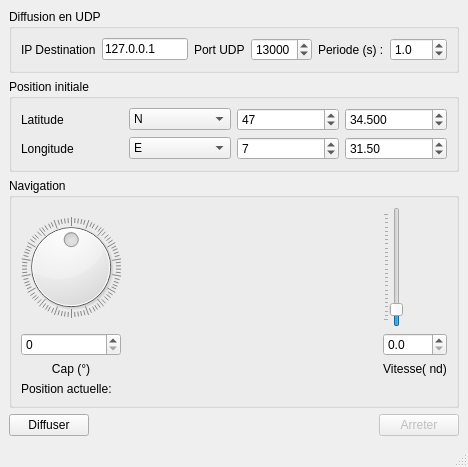
Old version of the form mainwindow.ui in the repository MaximeGeay/SimuNav.
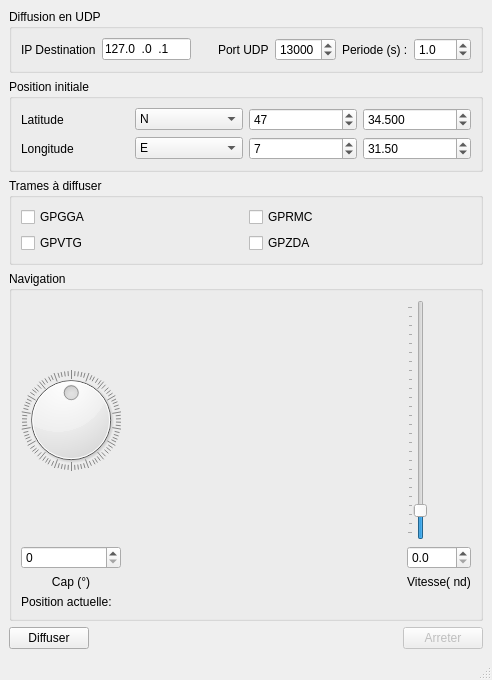
New version of the form.

Commit message: SimuNav 0.4 -Modification des trames GGA et ZDA pour respecter la normer NMEA : 2 digits pour les msec au lieu de 3. - ajout du choix de type de trames diffusées

Diff of the .ui file:
```diff
--- a/mainwindow.ui
+++ b/mainwindow.ui
@@ -6,119 +6,15 @@
    <rect>
     <x>0</x>
     <y>0</y>
-    <width>446</width>
-    <height>467</height>
+    <width>492</width>
+    <height>680</height>
    </rect>
   </property>
   <property name="windowTitle">
    <string>SimuNav</string>
   </property>
   <widget class="QWidget" name="centralwidget">
-   <layout class="QGridLayout" name="gridLayout_4">
-    <item row="1" column="0" colspan="3">
-     <widget class="QGroupBox" name="groupBox">
-      <property name="title">
-       <string>Position initiale</string>
-      </property>
-      <layout class="QGridLayout" name="gridLayout_2">
-       <item row="0" column="0">
-        <widget class="QLabel" name="label_3">
-         <property name="text">
-          <string>Latitude</string>
-         </property>
-        </widget>
-       </item>
-       <item row="0" column="1">
-        <widget class="QComboBox" name="cb_HemiLat">
-         <item>
-          <property name="text">
-           <string>N</string>
-          </property>
-         </item>
-         <item>
-          <property name="text">
-           <string>S</string>
-          </property>
-         </item>
-        </widget>
-       </item>
-       <item row="0" column="2">
-        <widget class="QSpinBox" name="sp_DegLat">
-         <property name="maximum">
-          <number>59</number>
-         </property>
-         <property name="value">
-          <number>47</number>
-         </property>
-        </widget>
-       </item>
-       <item row="0" column="3">
-        <widget class="QDoubleSpinBox" name="sp_MinLat">
-         <property name="decimals">
-          <number>3</number>
-         </property>
-         <property name="maximum">
-          <double>100.000000000000000</double>
-         </property>
-         <property name="value">
-          <double>34.500000000000000</double>
-         </property>
-        </widget>
-       </item>
-       <item row="1" column="0">
-        <widget class="QLabel" name="label_4">
-         <property name="text">
-          <string>Longitude</string>
-         </property>
-        </widget>
-       </item>
-       <item row="1" column="1">
-        <widget class="QComboBox" name="cb_HemiLong">
-         <item>
-          <property name="text">
-           <string>E</string>
-          </property>
-         </item>
-         <item>
-          <property name="text">
-           <string>W</string>
-          </property>
-         </item>
-        </widget>
-       </item>
-       <item row="1" column="2">
-        <widget class="QSpinBox" name="sp_DegLong">
-         <property name="maximum">
-          <number>179</number>
-         </property>
-         <property name="value">
-          <number>7</number>
-         </property>
-        </widget>
-       </item>
-       <item row="1" column="3">
-        <widget class="QDoubleSpinBox" name="sp_MinLong">
-         <property name="maximum">
-          <double>100.000000000000000</double>
-         </property>
-         <property name="value">
-          <double>31.500000000000000</double>
-         </property>
-        </widget>
-       </item>
-      </layout>
-     </widget>
-    </item>
-    <item row="4" column="2">
-     <widget class="QPushButton" name="btn_Stop">
-      <property name="enabled">
-       <bool>false</bool>
-      </property>
-      <property name="text">
-       <string>Arreter</string>
-      </property>
-     </widget>
-    </item>
+   <layout class="QGridLayout" name="gridLayout_5">
     <item row="0" column="0" colspan="3">
      <widget class="QGroupBox" name="groupBox_2">
       <property name="title">
@@ -140,6 +36,9 @@
            <height>20</height>
           </size>
          </property>
+         <property name="inputMask">
+          <string>999.999.999.999</string>
+         </property>
          <property name="text">
           <string>127.0.0.1</string>
          </property>
@@ -204,26 +103,6 @@
       </layout>
      </widget>
     </item>
-    <item row="4" column="1">
-     <spacer name="horizontalSpacer_2">
-      <property name="orientation">
-       <enum>Qt::Horizontal</enum>
-      </property>
-      <property name="sizeHint" stdset="0">
-       <size>
-        <width>246</width>
-        <height>20</height>
-       </size>
-      </property>
-     </spacer>
-    </item>
-    <item row="4" column="0">
-     <widget class="QPushButton" name="btn_Diff">
-      <property name="text">
-       <string>Diffuser</string>
-      </property>
-     </widget>
-    </item>
     <item row="3" column="0" colspan="3">
      <widget class="QGroupBox" name="groupBox_3">
       <property name="title">
@@ -349,6 +228,167 @@
       </layout>
      </widget>
     </item>
+    <item row="4" column="0">
+     <widget class="QPushButton" name="btn_Diff">
+      <property name="text">
+       <string>Diffuser</string>
+      </property>
+     </widget>
+    </item>
+    <item row="4" column="1">
+     <spacer name="horizontalSpacer_2">
+      <property name="orientation">
+       <enum>Qt::Horizontal</enum>
+      </property>
+      <property name="sizeHint" stdset="0">
+       <size>
+        <width>246</width>
+        <height>20</height>
+       </size>
+      </property>
+     </spacer>
+    </item>
+    <item row="4" column="2">
+     <widget class="QPushButton" name="btn_Stop">
+      <property name="enabled">
+       <bool>false</bool>
+      </property>
+      <property name="text">
+       <string>Arreter</string>
+      </property>
+     </widget>
+    </item>
+    <item row="2" column="0" colspan="3">
+     <widget class="QGroupBox" name="groupBox_4">
+      <property name="title">
+       <string>Trames à diffuser</string>
+      </property>
+      <layout class="QGridLayout" name="gridLayout_4">
+       <item row="0" column="0">
+        <widget class="QCheckBox" name="cb_GGA">
+         <property name="text">
+          <string>GPGGA</string>
+         </property>
+        </widget>
+       </item>
+       <item row="1" column="1">
+        <widget class="QCheckBox" name="cb_ZDA">
+         <property name="text">
+          <string>GPZDA</string>
+         </property>
+        </widget>
+       </item>
+       <item row="1" column="0">
+        <widget class="QCheckBox" name="cb_VTG">
+         <property name="text">
+          <string>GPVTG</string>
+         </property>
+        </widget>
+       </item>
+       <item row="0" column="1">
+        <widget class="QCheckBox" name="cb_RMC">
+         <property name="text">
+          <string>GPRMC</string>
+         </property>
+        </widget>
+       </item>
+      </layout>
+     </widget>
+    </item>
+    <item row="1" column="0" colspan="3">
+     <widget class="QGroupBox" name="groupBox">
+      <property name="title">
+       <string>Position initiale</string>
+      </property>
+      <layout class="QGridLayout" name="gridLayout_2">
+       <item row="0" column="0">
+        <widget class="QLabel" name="label_3">
+         <property name="text">
+          <string>Latitude</string>
+         </property>
+        </widget>
+       </item>
+       <item row="0" column="1">
+        <widget class="QComboBox" name="cb_HemiLat">
+         <item>
+          <property name="text">
+           <string>N</string>
+          </property>
+         </item>
+         <item>
+          <property name="text">
+           <string>S</string>
+          </property>
+         </item>
+        </widget>
+       </item>
+       <item row="0" column="2">
+        <widget class="QSpinBox" name="sp_DegLat">
+         <property name="maximum">
+          <number>59</number>
+         </property>
+         <property name="value">
+          <number>47</number>
+         </property>
+        </widget>
+       </item>
+       <item row="0" column="3">
+        <widget class="QDoubleSpinBox" name="sp_MinLat">
+         <property name="decimals">
+          <number>3</number>
+         </property>
+         <property name="maximum">
+          <double>100.000000000000000</double>
+         </property>
+         <property name="value">
+          <double>34.500000000000000</double>
+         </property>
+        </widget>
+       </item>
+       <item row="1" column="0">
+        <widget class="QLabel" name="label_4">
+         <property name="text">
+          <string>Longitude</string>
+         </property>
+        </widget>
+       </item>
+       <item row="1" column="1">
+        <widget class="QComboBox" name="cb_HemiLong">
+         <item>
+          <property name="text">
+           <string>E</string>
+          </property>
+         </item>
+         <item>
+          <property name="text">
+           <string>W</string>
+          </property>
+         </item>
+        </widget>
+       </item>
+       <item row="1" column="2">
+        <widget class="QSpinBox" name="sp_DegLong">
+         <property name="maximum">
+          <number>179</number>
+         </property>
+         <property name="value">
+          <number>7</number>
+         </property>
+        </widget>
+       </item>
+       <item row="1" column="3">
+        <widget class="QDoubleSpinBox" name="sp_MinLong">
+         <property name="maximum">
+          <double>100.000000000000000</double>
+         </property>
+         <property name="value">
+          <double>31.500000000000000</double>
+         </property>
+        </widget>
+       </item>
+      </layout>
+     </widget>
+    </item>
    </layout>
   </widget>
   <widget class="QMenuBar" name="menubar">
```
Left out of the diff: 4 changed lines with no effect on the pictures. The commit also changes 1 other file.
